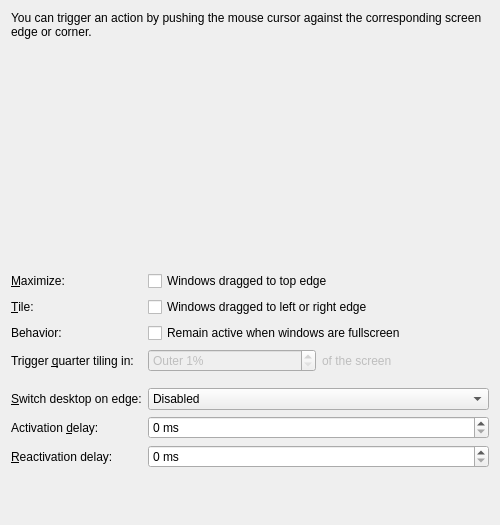
The window that src/kcms/screenedges/main.ui (lfdevs/kwin) describes before a commit, drawn with Qt 5.
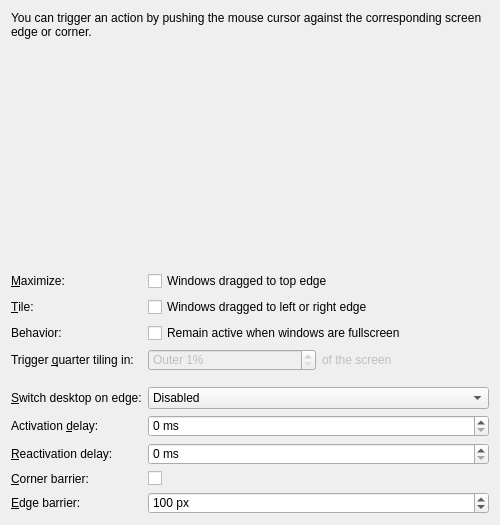
The same window after the commit. Custom widgets are drawn as their Qt base class.

Patch:
```diff
--- a/src/kcms/screenedges/main.ui
+++ b/src/kcms/screenedges/main.ui
@@ -264,6 +264,61 @@
        </property>
       </widget>
      </item>
+     <item row="8" column="0">
+      <widget class="QLabel" name="CornerBarrierLabel">
+       <property name="text">
+        <string>&amp;Corner barrier:</string>
+       </property>
+       <property name="buddy">
+        <cstring>kcfg_CornerBarrier</cstring>
+       </property>
+      </widget>
+     </item>
+     <item row="8" column="1">
+      <widget class="QCheckBox" name="kcfg_CornerBarrier">
+       <property name="whatsThis">
+        <string>Here you can enable or disable the virtual corner barrier between screens. The barrier prevents the cursor from moving to another screen when it is already touching a screen corner. This makes it easier to trigger user interface elements like maximized windows' close buttons when using multiple screens.</string>
+       </property>
+       <property name="toolTip">
+        <string comment="@info:tooltip">Prevents cursors from crossing at screen corners.</string>
+       </property>
+      </widget>
+     </item>
+     <item row="9" column="0">
+      <widget class="QLabel" name="EdgeBarrierLabel">
+       <property name="text">
+        <string>&amp;Edge barrier:</string>
+       </property>
+       <property name="buddy">
+        <cstring>kcfg_EdgeBarrier</cstring>
+       </property>
+      </widget>
+     </item>
+     <item row="9" column="1">
+      <widget class="QSpinBox" name="kcfg_EdgeBarrier">
+       <property name="whatsThis">
+        <string>Here you can set size of the edge barrier between different screens. The barrier adds additional distance you have to move your pointer before it crosses the edge onto the other screen. This makes it easier to access user interface elements like Plasma Panels that are located on an edge between screens.</string>
+       </property>
+       <property name="toolTip">
+        <string comment="@info:tooltip">Additional distance cursor needs to travel to cross screen edges.</string>
+       </property>
+       <property name="specialValueText">
+        <string>None</string>
+       </property>
+       <property name="suffix">
+        <string> px</string>
+       </property>
+       <property name="minimum">
+        <number>0</number>
+       </property>
+       <property name="maximum">
+        <number>1000</number>
+       </property>
+       <property name="value">
+        <number>100</number>
+       </property>
+      </widget>
+     </item>
     </layout>
    </item>
    <item>
```
